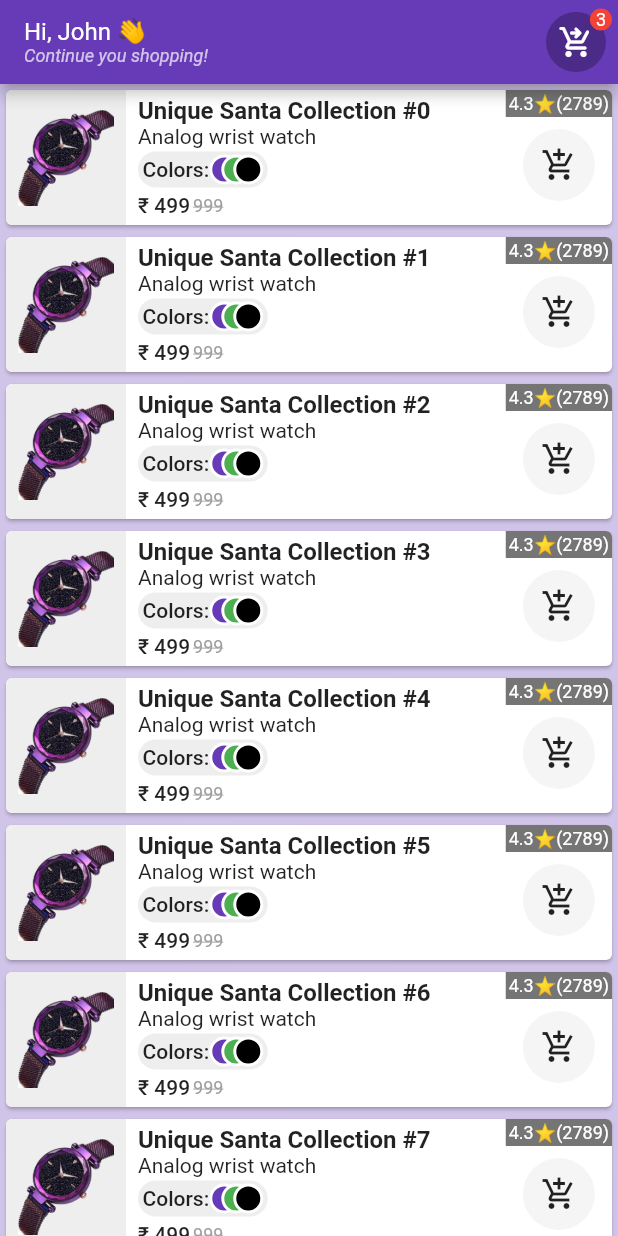
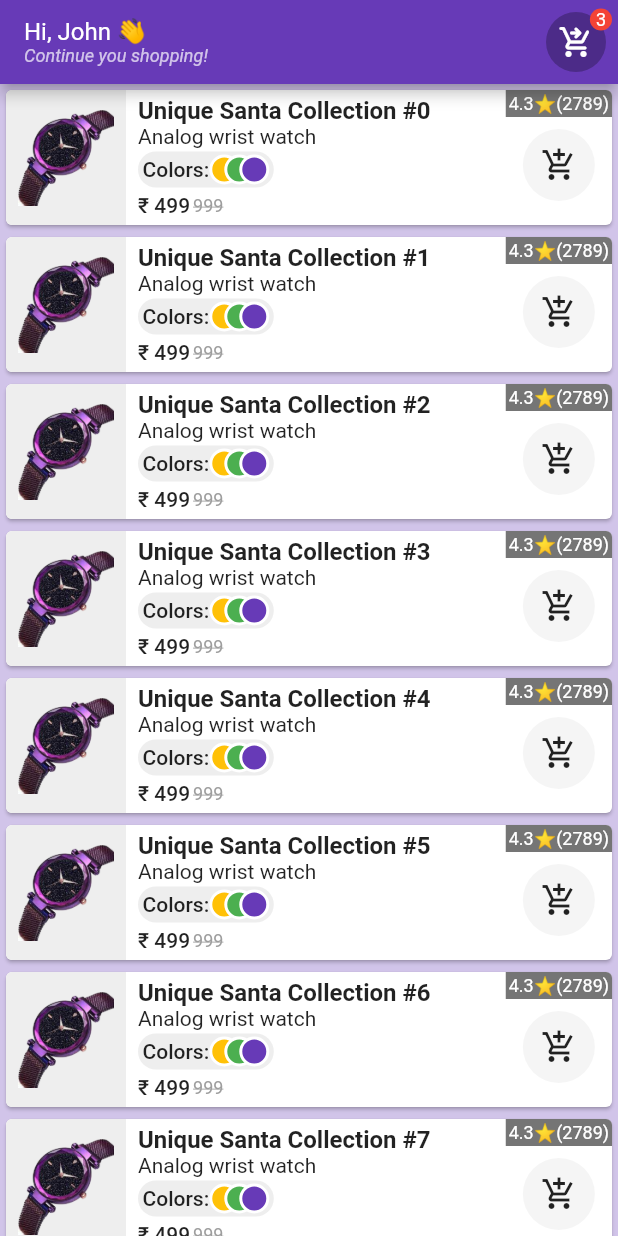
Before and after one commit to srikanth7785/simple_stateManagement_app, a Flutter app: the screen it shows after launch, on a phone screen of 412 x 824 dp. Run offline on Flutter 3.47's test engine with Material 2 defaults, Android fonts, the phone set to English and light mode, and no system bars.

Commit message:
product model implemented - dummy data too

```diff
--- a/lib/Screens/home.dart
+++ b/lib/Screens/home.dart
@@ -1,6 +1,8 @@
 import 'package:flutter/material.dart';
 import 'package:simple_app/customWidgets/checkout_button.dart';
 import 'package:simple_app/customWidgets/product_card.dart';
+import 'package:simple_app/dummyData/info.dart';
+import 'package:simple_app/models/product_model.dart';
 
 class Home extends StatefulWidget {
   const Home({Key? key}) : super(key: key);
@@ -10,6 +12,8 @@ class Home extends StatefulWidget {
 }
 
 class _HomeState extends State<Home> {
+  Product product = Product.fromInfo(ProductInfo.INFO, ProductInfo.COLORS);
+
   @override
   Widget build(BuildContext context) {
     final TextTheme _textTheme = Theme.of(context).textTheme;
@@ -35,7 +39,7 @@ class _HomeState extends State<Home> {
       body: ListView.builder(
         itemCount: 25,
         itemBuilder: (BuildContext context, int index) {
-          return ProductCard(index: index);
+          return ProductCard(index: index, product: product, isAdded: false);
         },
       ),
     );
--- /dev/null
+++ b/lib/constants/product_info_params.dart
@@ -0,0 +1,11 @@
+// ignore_for_file: constant_identifier_names
+
+class ProductInfoParams{
+  static const TITLE = 'title';
+  static const SUB_TITLE = 'subtitle';
+  static const ORIGINAL_PRICE = 'originalPrice';
+  static const CURRENT_PRICE = 'currentPrice';
+  static const RATING = 'rating';
+  static const RATING_COUNT = 'ratingCount';
+  static const IMAGE_PATH = 'imagePath';
+}
--- a/lib/customWidgets/product_card.dart
+++ b/lib/customWidgets/product_card.dart
@@ -1,13 +1,23 @@
 import 'package:flutter/material.dart';
+import 'package:simple_app/dummyData/info.dart';
+import 'package:simple_app/models/product_model.dart';
 
 class ProductCard extends StatelessWidget {
   final int index;
-  const ProductCard({Key? key, required this.index}) : super(key: key);
+  final Product product;
+  final bool isAdded;
+  const ProductCard({
+    Key? key,
+    required this.index,
+    required this.product,
+    required this.isAdded,
+  }) : super(key: key);
 
   @override
   Widget build(BuildContext context) {
     final TextTheme _textTheme = Theme.of(context).textTheme;
-    List<Color> _watchColors = [Colors.deepPurple, Colors.green, Colors.black];
+    List<Color> _watchColors =
+        product.colors.map((color) => Color(int.parse(color))).toList();
     return Card(
       clipBehavior: Clip.antiAlias,
       child: Row(
@@ -20,7 +30,7 @@ class ProductCard extends StatelessWidget {
             ),
             height: 90,
             width: 80,
-            child: Image.asset('assets/purple_watch_1.png'),
+            child: Image.asset(product.imagePath),
           ),
           Expanded(
             child: Padding(
@@ -29,11 +39,11 @@ class ProductCard extends StatelessWidget {
                 crossAxisAlignment: CrossAxisAlignment.start,
                 children: [
                   Text(
-                    "Unique Santa Collection #$index",
+                    "${product.title} #$index",
                     style: _textTheme.titleMedium!
                         .copyWith(fontWeight: FontWeight.bold),
                   ),
-                  Text("Analog wrist watch", style: _textTheme.bodyMedium!),
+                  Text(product.subtitle, style: _textTheme.bodyMedium!),
                   FittedBox(
                     child: Container(
                       padding: const EdgeInsets.symmetric(
@@ -53,9 +63,9 @@ class ProductCard extends StatelessWidget {
                           ),
                           Stack(
                             children: [
-                              for (int i = 0; i < 3; i++)
+                              for (int i = 0; i < _watchColors.length; i++)
                                 Container(
-                                  margin: EdgeInsets.only(left: i * 8),
+                                  margin: EdgeInsets.only(left: i * 10),
                                   decoration: BoxDecoration(
                                     color: _watchColors[i],
                                     shape: BoxShape.circle,
@@ -78,12 +88,12 @@ class ProductCard extends StatelessWidget {
                     crossAxisAlignment: CrossAxisAlignment.center,
                     children: [
                       Text(
-                        "\u20B9 499",
+                        "\u20B9 ${product.currentPrice}",
                         style: _textTheme.bodyLarge,
                       ),
                       const SizedBox(width: 2),
                       Text(
-                        "999",
+                        product.originalPrice,
                         style: _textTheme.labelMedium!.copyWith(
                           color: Colors.grey,
                           decoration: TextDecoration.lineThrough,
@@ -102,7 +112,7 @@ class ProductCard extends StatelessWidget {
                 color: Colors.black54,
                 padding: const EdgeInsets.all(2),
                 child: Text(
-                  "4.3⭐(2789)",
+                  "${product.rating}⭐(${product.ratingCount})",
                   style: _textTheme.bodySmall!.copyWith(color: Colors.white),
                   textAlign: TextAlign.center,
                 ),
@@ -114,7 +124,12 @@ class ProductCard extends StatelessWidget {
                   shape: BoxShape.circle,
                 ),
                 child: IconButton(
-                  icon: const Icon(Icons.add_shopping_cart,),
+                  icon: isAdded
+                      ? const Icon(
+                          Icons.check_rounded,
+                          color: Colors.deepPurple,
+                        )
+                      : const Icon(Icons.add_shopping_cart),
                   onPressed: () {
                     debugPrint("adding");
                   },
--- /dev/null
+++ b/lib/dummyData/info.dart
@@ -0,0 +1,22 @@
+// ignore_for_file: constant_identifier_names
+
+import 'package:simple_app/constants/product_info_params.dart';
+
+typedef Params = ProductInfoParams;
+
+class ProductInfo {
+  static const Map<String, String> INFO = {
+    Params.TITLE: 'Unique Santa Collection',
+    Params.SUB_TITLE: 'Analog wrist watch',
+    Params.ORIGINAL_PRICE: '999',
+    Params.CURRENT_PRICE: '499',
+    Params.RATING: '4.3',
+    Params.RATING_COUNT: '2789',
+    Params.IMAGE_PATH: 'assets/purple_watch_1.png',
+  };
+  static const List<String> COLORS = [
+    '0xFFFFC107',
+    '0xFF4CAF50',
+    '0xFF673AB7',
+  ];
+}
--- a/lib/dummyData/z.dart
+++ /dev/null
@@ -1 +0,0 @@
-// empty file, just to push the directory to git.
--- a/lib/models/c.dart
+++ /dev/null
@@ -1 +0,0 @@
-// empty file, just to push the directory to git.
--- /dev/null
+++ b/lib/models/product_model.dart
@@ -0,0 +1,38 @@
+import 'package:simple_app/constants/product_info_params.dart';
+
+typedef Params = ProductInfoParams;
+
+class Product {
+  final String title;
+  final String subtitle;
+  final String originalPrice;
+  final String currentPrice;
+  final String rating;
+  final String ratingCount;
+  final String imagePath;
+  final List<String> colors;
+
+  Product({
+    required this.title,
+    required this.subtitle,
+    required this.originalPrice,
+    required this.currentPrice,
+    required this.rating,
+    required this.ratingCount,
+    required this.imagePath,
+    required this.colors,
+  });
+
+  factory Product.fromInfo(Map<String, String> info, List<String> colors) {
+    return Product(
+      title: info[Params.TITLE] ?? '',
+      subtitle: info[Params.SUB_TITLE] ?? '',
+      originalPrice: info[Params.ORIGINAL_PRICE] ?? '',
+      currentPrice: info[Params.CURRENT_PRICE] ?? '',
+      rating: info[Params.RATING] ?? '',
+      ratingCount: info[Params.RATING_COUNT] ?? '',
+      imagePath: info[Params.IMAGE_PATH] ?? '',
+      colors: colors,
+    );
+  }
+}
```
